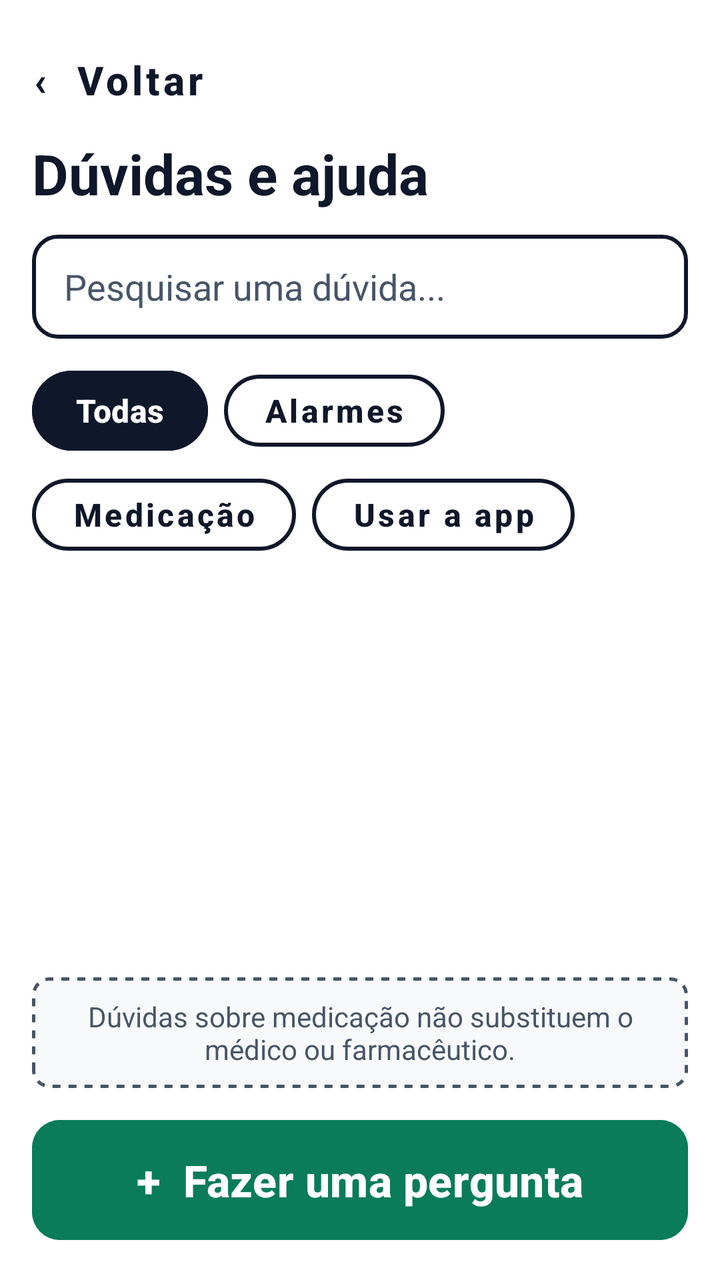
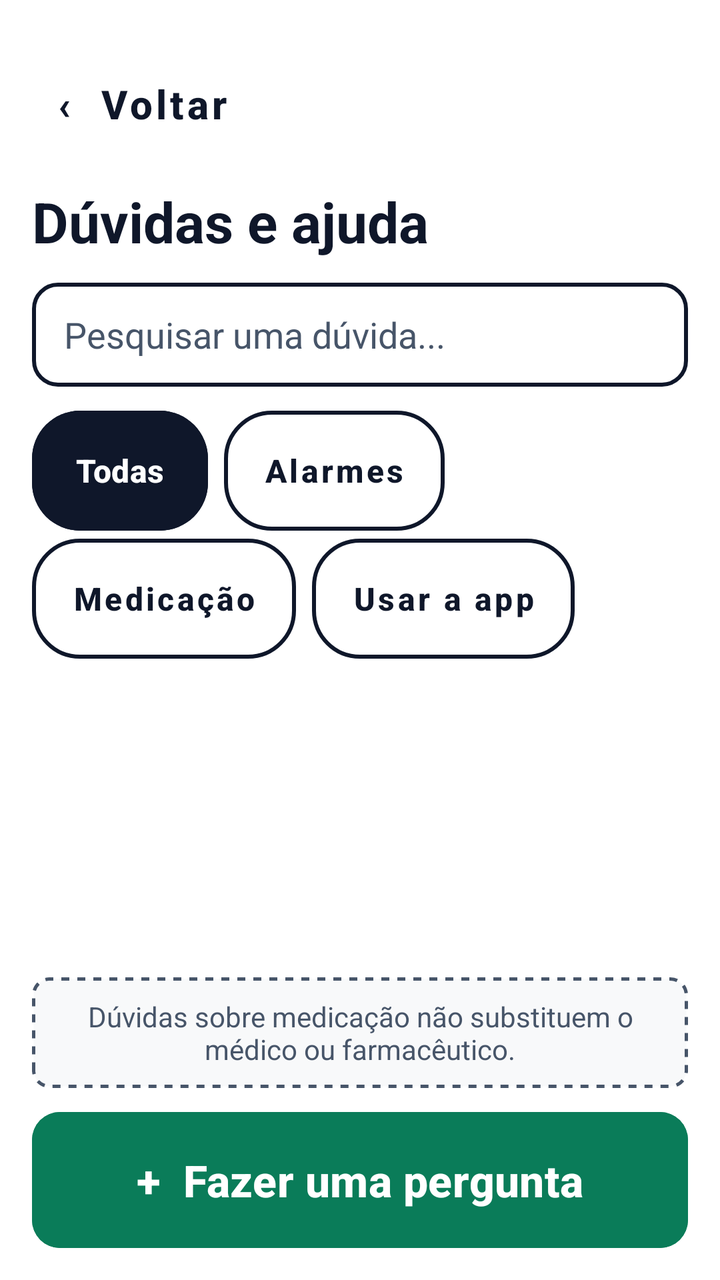

Before-and-after screenshots of an Android layout around one commit, followed by the original layout XML and the change that was made.
<!-- AndroidManifest.xml: application theme Theme.Vital -->
<!-- res/layout/activity_duvidas.xml -->
<?xml version="1.0" encoding="utf-8"?>
<androidx.constraintlayout.widget.ConstraintLayout
    xmlns:android="http://schemas.android.com/apk/res/android"
    xmlns:app="http://schemas.android.com/apk/res-auto"
    xmlns:tools="http://schemas.android.com/tools"
    android:layout_width="match_parent"
    android:layout_height="match_parent"
    android:background="@color/white"
    android:padding="@dimen/margin_standard">

    
    <com.google.android.material.button.MaterialButton
        android:id="@+id/btnVoltarDuvidas"
        style="@style/Widget.MaterialComponents.Button.TextButton"
        android:layout_width="wrap_content"
        android:layout_height="wrap_content"
        android:minHeight="48dp"
        android:paddingStart="0dp"
        android:text="‹  Voltar"
        android:textAllCaps="false"
        android:textColor="@color/vital_navy"
        android:textSize="20sp"
        android:textStyle="bold"
        app:layout_constraintStart_toStartOf="parent"
        app:layout_constraintTop_toTopOf="parent" />

    
    <TextView
        android:id="@+id/tvTituloDuvidas"
        android:layout_width="wrap_content"
        android:layout_height="wrap_content"
        android:layout_marginTop="4dp"
        android:text="Dúvidas e ajuda"
        android:textColor="@color/vital_navy"
        android:textSize="28sp"
        android:textStyle="bold"
        app:layout_constraintStart_toStartOf="parent"
        app:layout_constraintTop_toBottomOf="@+id/btnVoltarDuvidas" />

    
    <EditText
        android:id="@+id/etPesquisarDuvida"
        android:layout_width="0dp"
        android:layout_height="52dp"
        android:layout_marginTop="12dp"
        android:background="@drawable/bg_input_outline"
        android:hint="Pesquisar uma dúvida..."
        android:imeOptions="actionSearch"
        android:inputType="text"
        android:paddingHorizontal="16dp"
        android:textColor="@color/vital_navy"
        android:textColorHint="@color/vital_gray"
        android:textSize="18sp"
        app:layout_constraintEnd_toEndOf="parent"
        app:layout_constraintStart_toStartOf="parent"
        app:layout_constraintTop_toBottomOf="@+id/tvTituloDuvidas" />

    
    <LinearLayout
        android:id="@+id/layoutCatLinha1"
        android:layout_width="0dp"
        android:layout_height="wrap_content"
        android:layout_marginTop="12dp"
        android:orientation="horizontal"
        app:layout_constraintEnd_toEndOf="parent"
        app:layout_constraintStart_toStartOf="parent"
        app:layout_constraintTop_toBottomOf="@+id/etPesquisarDuvida">

        <com.google.android.material.button.MaterialButton
            android:id="@+id/btnCatTodas"
            android:layout_width="wrap_content"
            android:layout_height="48dp"
            android:layout_marginEnd="8dp"
            android:backgroundTint="@color/vital_navy"
            android:paddingHorizontal="20dp"
            android:text="Todas"
            android:textAllCaps="false"
            android:textColor="@color/white"
            android:textSize="16sp"
            android:textStyle="bold"
            app:cornerRadius="24dp" />

        <com.google.android.material.button.MaterialButton
            android:id="@+id/btnCatAlarmes"
            style="@style/Widget.MaterialComponents.Button.OutlinedButton"
            android:layout_width="wrap_content"
            android:layout_height="48dp"
            android:paddingHorizontal="20dp"
            android:text="Alarmes"
            android:textAllCaps="false"
            android:textColor="@color/vital_navy"
            android:textSize="16sp"
            android:textStyle="bold"
            app:cornerRadius="24dp"
            app:strokeColor="@color/vital_navy"
            app:strokeWidth="2dp" />
    </LinearLayout>

    
    <LinearLayout
        android:id="@+id/layoutCatLinha2"
        android:layout_width="0dp"
        android:layout_height="wrap_content"
        android:layout_marginTop="4dp"
        android:orientation="horizontal"
        app:layout_constraintEnd_toEndOf="parent"
        app:layout_constraintStart_toStartOf="parent"
        app:layout_constraintTop_toBottomOf="@+id/layoutCatLinha1">

        <com.google.android.material.button.MaterialButton
            android:id="@+id/btnCatMedicacao"
            style="@style/Widget.MaterialComponents.Button.OutlinedButton"
            android:layout_width="wrap_content"
            android:layout_height="48dp"
            android:layout_marginEnd="8dp"
            android:paddingHorizontal="20dp"
            android:text="Medicação"
            android:textAllCaps="false"
            android:textColor="@color/vital_navy"
            android:textSize="16sp"
            android:textStyle="bold"
            app:cornerRadius="24dp"
            app:strokeColor="@color/vital_navy"
            app:strokeWidth="2dp" />

        <com.google.android.material.button.MaterialButton
            android:id="@+id/btnCatUsarApp"
            style="@style/Widget.MaterialComponents.Button.OutlinedButton"
            android:layout_width="wrap_content"
            android:layout_height="48dp"
            android:paddingHorizontal="20dp"
            android:text="Usar a app"
            android:textAllCaps="false"
            android:textColor="@color/vital_navy"
            android:textSize="16sp"
            android:textStyle="bold"
            app:cornerRadius="24dp"
            app:strokeColor="@color/vital_navy"
            app:strokeWidth="2dp" />
    </LinearLayout>

    
    <androidx.recyclerview.widget.RecyclerView
        android:id="@+id/rvDuvidas"
        android:layout_width="0dp"
        android:layout_height="0dp"
        android:layout_marginTop="12dp"
        android:layout_marginBottom="10dp"
        tools:listitem="@layout/item_duvida"
        app:layout_constraintBottom_toTopOf="@+id/tvAvisoMedico"
        app:layout_constraintEnd_toEndOf="parent"
        app:layout_constraintStart_toStartOf="parent"
        app:layout_constraintTop_toBottomOf="@+id/layoutCatLinha2" />

    
    <TextView
        android:id="@+id/tvAvisoMedico"
        android:layout_width="0dp"
        android:layout_height="wrap_content"
        android:layout_marginBottom="12dp"
        android:background="@drawable/bg_foto_placeholder"
        android:gravity="center"
        android:padding="10dp"
        android:text="Dúvidas sobre medicação não substituem o médico ou farmacêutico."
        android:textColor="@color/vital_gray"
        android:textSize="14sp"
        app:layout_constraintBottom_toTopOf="@+id/btnFazerPergunta"
        app:layout_constraintEnd_toEndOf="parent"
        app:layout_constraintStart_toStartOf="parent" />

    
    <com.google.android.material.button.MaterialButton
        android:id="@+id/btnFazerPergunta"
        android:layout_width="0dp"
        android:layout_height="wrap_content"
        android:backgroundTint="@color/vital_green"
        android:minHeight="68dp"
        android:text="+  Fazer uma pergunta"
        android:textAllCaps="false"
        android:textColor="@color/white"
        android:textSize="22sp"
        android:textStyle="bold"
        app:cornerRadius="14dp"
        app:layout_constraintBottom_toBottomOf="parent"
        app:layout_constraintEnd_toEndOf="parent"
        app:layout_constraintStart_toStartOf="parent" />

</androidx.constraintlayout.widget.ConstraintLayout>
<!-- res/layout/item_duvida.xml (included above) -->
<?xml version="1.0" encoding="utf-8"?>
<com.google.android.material.card.MaterialCardView
    xmlns:android="http://schemas.android.com/apk/res/android"
    xmlns:app="http://schemas.android.com/apk/res-auto"
    android:layout_width="match_parent"
    android:layout_height="wrap_content"
    android:layout_marginBottom="12dp"
    app:cardBackgroundColor="@color/white"
    app:cardCornerRadius="16dp"
    app:cardElevation="0dp"
    app:strokeColor="@color/vital_gray"
    app:strokeWidth="1.5dp">

    <LinearLayout
        android:layout_width="match_parent"
        android:layout_height="wrap_content"
        android:orientation="vertical"
        android:padding="16dp">

        
        <TextView
            android:id="@+id/tvPerguntaTitulo"
            android:layout_width="match_parent"
            android:layout_height="wrap_content"
            android:text="O alarme não tocou. O que faço?"
            android:textColor="@color/vital_navy"
            android:textSize="19sp"
            android:textStyle="bold" />

        
        <TextView
            android:id="@+id/tvPerguntaEstado"
            android:layout_width="match_parent"
            android:layout_height="wrap_content"
            android:layout_marginTop="6dp"
            android:text="✓ Resolvido · 3 respostas"
            android:textColor="@color/vital_green"
            android:textSize="15sp"
            android:textStyle="bold" />

    </LinearLayout>
</com.google.android.material.card.MaterialCardView>
<!-- resources referenced by this layout -->
<resources>
  <color name="vital_gray">#475569</color>
  <color name="vital_green">#0A7C59</color>
  <color name="vital_navy">#0F172A</color>
  <color name="white">#FFFFFF</color>
  <dimen name="margin_standard">16dp</dimen>
  <!-- drawable bg_foto_placeholder (drawable) -->
  <?xml version="1.0" encoding="utf-8"?>
  <shape xmlns:android="http://schemas.android.com/apk/res/android"
      android:shape="rectangle">
      <solid android:color="#F8F9FA"/> 
      <corners android:radius="8dp"/>
      <stroke
          android:width="1.5dp"
          android:color="#475569"
          android:dashWidth="4dp"
          android:dashGap="4dp" />
  </shape>
  <!-- drawable bg_input_outline (drawable) -->
  <?xml version="1.0" encoding="utf-8"?>
  <shape xmlns:android="http://schemas.android.com/apk/res/android"
      android:shape="rectangle">
      <solid android:color="@color/white" />
      <corners android:radius="12dp" />
      <stroke
          android:width="2dp"
          android:color="@color/vital_navy" />
  </shape>
  <style name="Theme.Vital" parent="Base.Theme.Vital" />
  <style name="Base.Theme.Vital" parent="Theme.Material3.DayNight.NoActionBar">
          
          
      </style>
</resources>

<!-- the commit's change to res/layout/activity_duvidas.xml (unified diff, before → after) -->
@@ -14,8 +14,13 @@
         style="@style/Widget.MaterialComponents.Button.TextButton"
         android:layout_width="wrap_content"
         android:layout_height="wrap_content"
-        android:minHeight="48dp"
-        android:paddingStart="0dp"
+        android:minHeight="72dp"
+        android:minWidth="168dp"
+        android:insetTop="0dp"
+        android:insetBottom="0dp"
+        android:gravity="start|center_vertical"
+        android:paddingStart="12dp"
+        android:paddingEnd="24dp"
         android:text="‹  Voltar"
         android:textAllCaps="false"
         android:textColor="@color/vital_navy"
@@ -69,7 +74,9 @@
         <com.google.android.material.button.MaterialButton
             android:id="@+id/btnCatTodas"
             android:layout_width="wrap_content"
-            android:layout_height="48dp"
+            android:insetTop="0dp"
+            android:insetBottom="0dp"
+            android:layout_height="60dp"
             android:layout_marginEnd="8dp"
             android:backgroundTint="@color/vital_navy"
             android:paddingHorizontal="20dp"
@@ -84,7 +91,9 @@
             android:id="@+id/btnCatAlarmes"
             style="@style/Widget.MaterialComponents.Button.OutlinedButton"
             android:layout_width="wrap_content"
-            android:layout_height="48dp"
+            android:insetTop="0dp"
+            android:insetBottom="0dp"
+            android:layout_height="60dp"
             android:paddingHorizontal="20dp"
             android:text="Alarmes"
             android:textAllCaps="false"
@@ -111,7 +120,9 @@
             android:id="@+id/btnCatMedicacao"
             style="@style/Widget.MaterialComponents.Button.OutlinedButton"
             android:layout_width="wrap_content"
-            android:layout_height="48dp"
+            android:insetTop="0dp"
+            android:insetBottom="0dp"
+            android:layout_height="60dp"
             android:layout_marginEnd="8dp"
             android:paddingHorizontal="20dp"
             android:text="Medicação"
@@ -127,7 +138,9 @@
             android:id="@+id/btnCatUsarApp"
             style="@style/Widget.MaterialComponents.Button.OutlinedButton"
             android:layout_width="wrap_content"
-            android:layout_height="48dp"
+            android:insetTop="0dp"
+            android:insetBottom="0dp"
+            android:layout_height="60dp"
             android:paddingHorizontal="20dp"
             android:text="Usar a app"
             android:textAllCaps="false"
@@ -172,6 +185,8 @@
     <com.google.android.material.button.MaterialButton
         android:id="@+id/btnFazerPergunta"
         android:layout_width="0dp"
+        android:insetTop="0dp"
+        android:insetBottom="0dp"
         android:layout_height="wrap_content"
         android:backgroundTint="@color/vital_green"
         android:minHeight="68dp"
